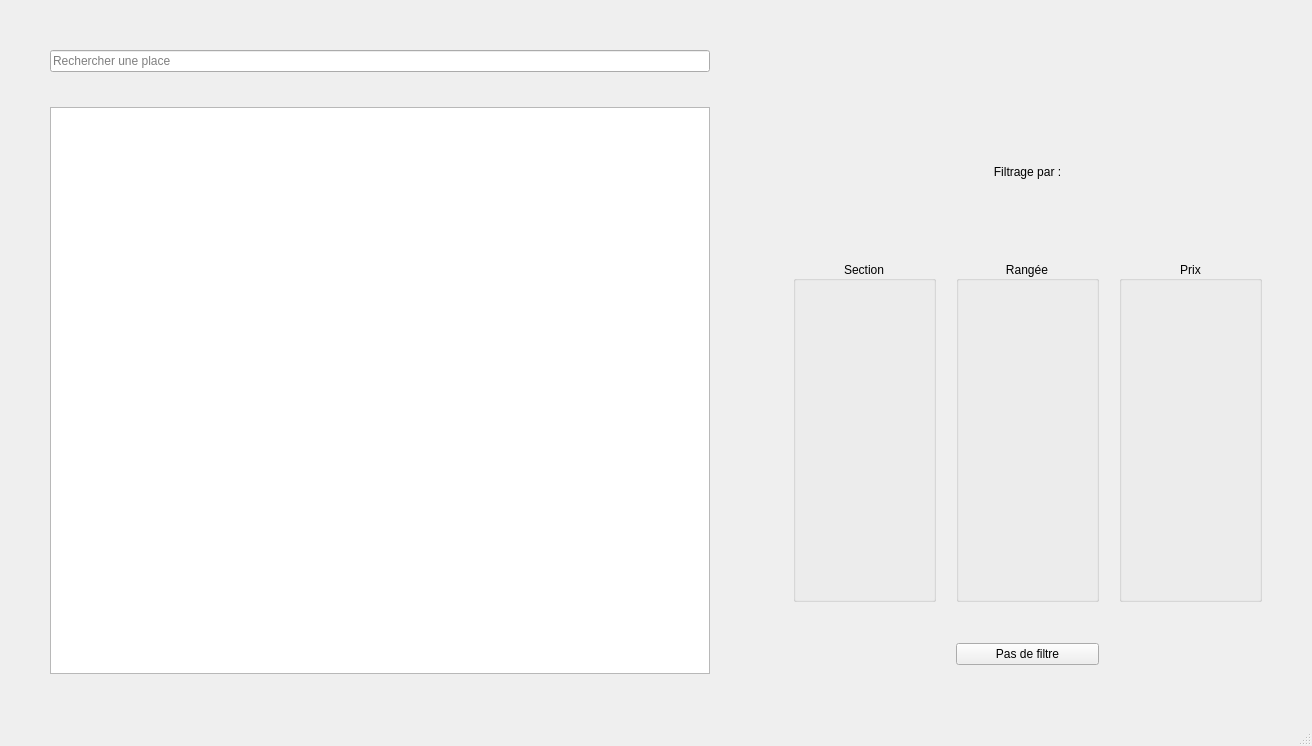
Above: clientwindow.ui from Chris-Manuelpipo/ModelePublication before the change. Below: the same form after it.
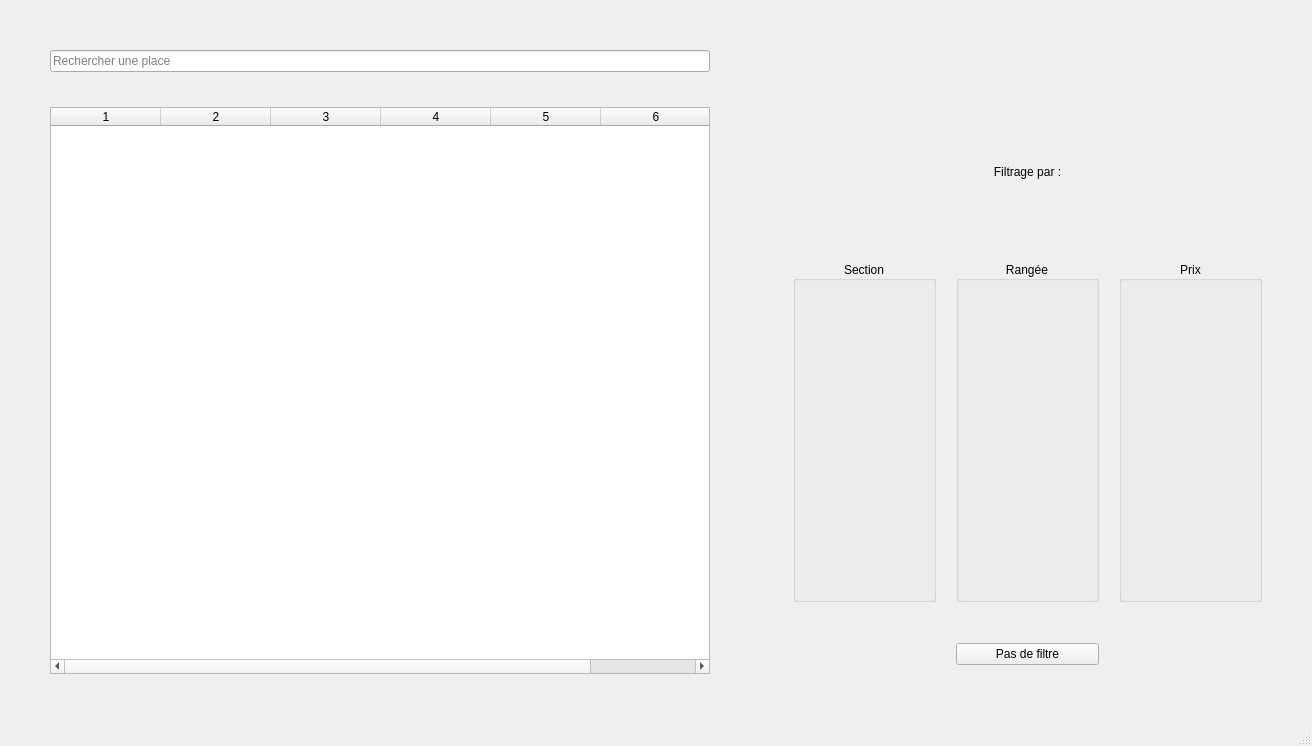
That is the form after the change. Icons and pictures are not drawn.

Patch:
```diff
--- a/clientwindow.ui
+++ b/clientwindow.ui
@@ -58,6 +58,12 @@
         <height>531</height>
        </size>
       </property>
+      <property name="maximumSize">
+       <size>
+        <width>661</width>
+        <height>16777215</height>
+       </size>
+      </property>
       <property name="cursor" stdset="0">
        <cursorShape>ArrowCursor</cursorShape>
       </property>
@@ -73,6 +79,9 @@
       <property name="sortingEnabled">
        <bool>false</bool>
       </property>
+      <property name="columnCount">
+       <number>6</number>
+      </property>
       <attribute name="horizontalHeaderVisible">
        <bool>true</bool>
       </attribute>
@@ -109,6 +118,12 @@
       <attribute name="verticalHeaderStretchLastSection">
        <bool>false</bool>
       </attribute>
+      <column/>
+      <column/>
+      <column/>
+      <column/>
+      <column/>
+      <column/>
      </widget>
     </item>
     <item row="1" column="1">
```
